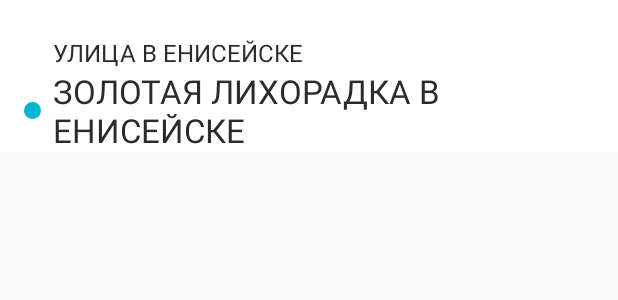
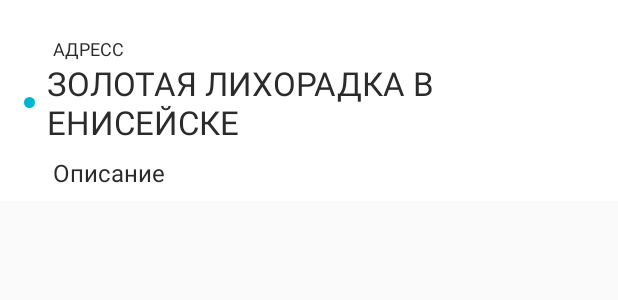
Before and after one commit to Angainor17/ArCoreDemo, an Android app: the layout geoobject_list_item.xml on its own in the app's theme, with its tools: preview values and no code run, on a phone screen of 412 x 824 dp. Shown: the top 300 px of the screen. Run offline under Robolectric (Android 15) with nearby library versions, the phone set to English and light mode, and no system bars.

Commit message:
layout fixes

```diff
--- a/app/src/main/java/com/simferopol/app/ui/routes/routeGeoObjects/vm/GeoObjectVm.kt
+++ b/app/src/main/java/com/simferopol/app/ui/routes/routeGeoObjects/vm/GeoObjectVm.kt
@@ -10,6 +10,7 @@ class GeoObjectVm(geoObject: GeoObject) : ViewModel() {
 
     val name = geoObject.name
     val address = geoObject.address
+    val about = geoObject.about
 
 
     fun onItemTouch(view: View, motionEvent: MotionEvent):Boolean
--- a/app/src/main/res/drawable/ic_bullet_dot.xml
+++ b/app/src/main/res/drawable/ic_bullet_dot.xml
@@ -3,5 +3,5 @@
     android:shape="oval">
 
     <solid android:color="@color/colorPrimary" />
-    <size android:width="11dp" android:height="11dp" />
+    <size android:width="7dp" android:height="7dp" />
 </shape>
--- a/app/src/main/res/layout/fragment_route.xml
+++ b/app/src/main/res/layout/fragment_route.xml
@@ -81,7 +81,7 @@
                 android:layout_marginStart="16dp"
                 android:textAllCaps="true"
                 android:textColor="@color/white"
-                android:text="@{vm.distance + `KM`}"
+                android:text="@{vm.distance + ` KM`}"
 
                 app:layout_constraintBottom_toBottomOf="@+id/distance_icon"
                 app:layout_constraintStart_toEndOf="@+id/distance_icon"
@@ -94,9 +94,9 @@
                 android:layout_height="wrap_content"
                 android:layout_marginStart="16dp"
                 android:textAllCaps="true"
-                android:text="@{vm.time + `ЧАСА`}"
+                android:textColor="@color/white"
 
-                android:textColor="@color/white"
+                app:pluralTime="@{vm.time}"
                 app:layout_constraintBottom_toBottomOf="@+id/duration_icon"
                 app:layout_constraintStart_toEndOf="@+id/duration_icon"
                 app:layout_constraintTop_toTopOf="@+id/duration_icon" />
--- a/app/src/main/res/layout/geoobject_list_item.xml
+++ b/app/src/main/res/layout/geoobject_list_item.xml
@@ -27,11 +27,12 @@
                 android:layout_marginEnd="16dp"
                 android:singleLine="false"
                 android:textColor="@color/colorSubTitle"
-                android:textSize="16dp"
+                android:textSize="12dp"
                 android:textAllCaps="true"
 
 
-                tools:text="Улица в Енисейске" />
+                tools:text="Адресс" />
+        <!-- <View style="@style/Divider.Horizontal"/> -->
 
             <TextView
                 android:id="@+id/textView2"
@@ -50,6 +51,21 @@
 
                 tools:text="Золотая лихорадка в Енисейске" />
 
+        <TextView
+            android:id="@+id/textView3"
+            android:text="@{vm.about}"
+            android:layout_height="wrap_content"
+            android:layout_width="wrap_content"
+            android:layout_marginStart="35dp"
+            android:layout_marginTop="8dp"
+            android:layout_marginBottom="8dp"
+            android:layout_marginEnd="16dp"
+            android:singleLine="false"
+            android:textColor="@color/colorSubTitle"
+            android:textSize="16dp"
+
+            tools:text="Описание" />
+
     </LinearLayout>
 
 </layout>
--- a/app/src/main/res/layout/route_list_item.xml
+++ b/app/src/main/res/layout/route_list_item.xml
@@ -66,7 +66,7 @@
                 android:layout_marginStart="16dp"
                 android:textAllCaps="true"
                 android:textColor="@color/white"
-                android:text="@{vm.distance + `KM`}"
+                android:text="@{vm.distance + ` KM`}"
 
                 app:layout_constraintBottom_toBottomOf="@+id/distance_icon"
                 app:layout_constraintStart_toEndOf="@+id/distance_icon"
@@ -79,9 +79,9 @@
                 android:layout_height="wrap_content"
                 android:layout_marginStart="16dp"
                 android:textAllCaps="true"
-                android:text="@{vm.time + `ЧАСА`}"
+                android:textColor="@color/white"
 
-                android:textColor="@color/white"
+                app:pluralTime="@{vm.time}"
                 app:layout_constraintBottom_toBottomOf="@+id/duration_icon"
                 app:layout_constraintStart_toEndOf="@+id/duration_icon"
                 app:layout_constraintTop_toTopOf="@+id/duration_icon" />
```
Also changed, not shown: app/src/main/java/com/simferopol/app/ui/routes/dataBindings.kt (+12 -1 lines).
